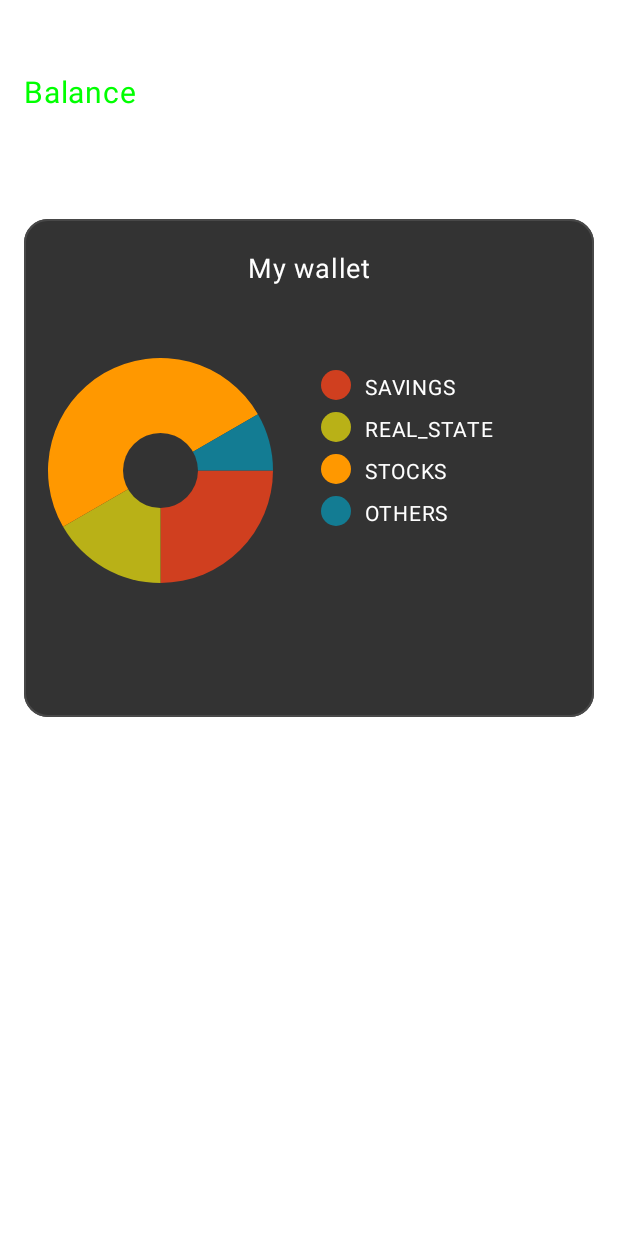
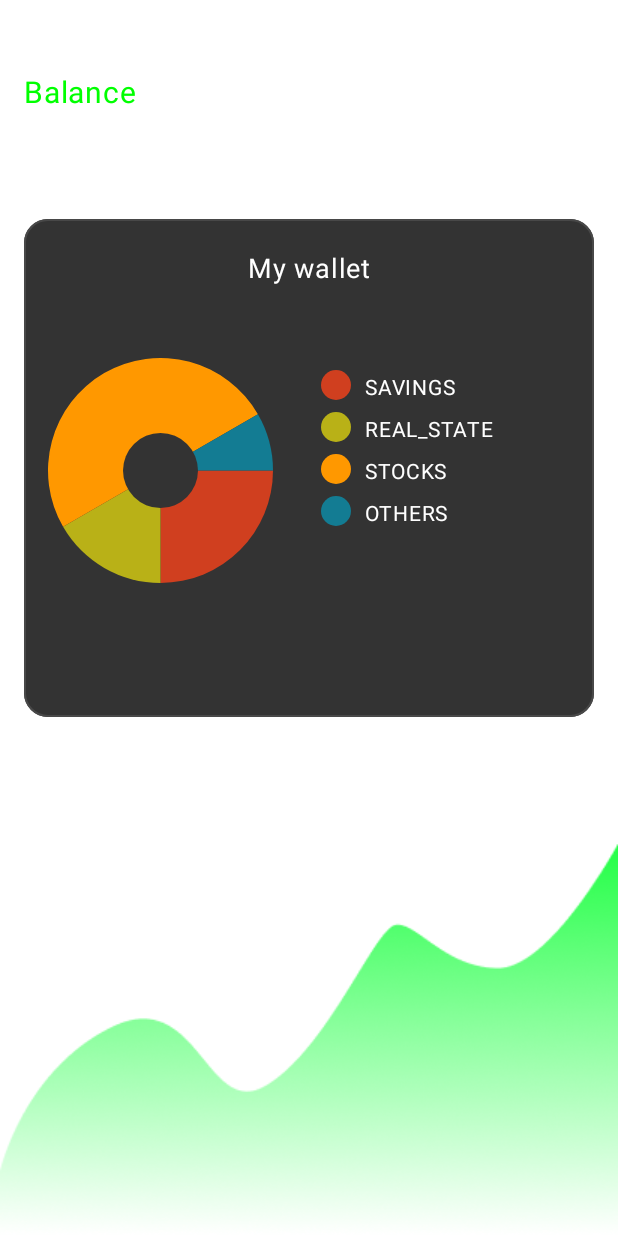
Before and after one commit to AleexAlvz/CashWise-Android, an Android app built with Jetpack Compose: the @Preview function HomeScreenPreview, on a phone screen of 412 x 824 dp. Run offline under Robolectric (Android 15) with nearby library versions, the phone set to English and light mode, and no system bars; our stand-ins replace Dagger/Hilt's generated code.

Commit message:
add background on home

```diff
--- a/app/src/main/java/com/aleexalvz/cashwise/feature/home/home/HomeScreen.kt
+++ b/app/src/main/java/com/aleexalvz/cashwise/feature/home/home/HomeScreen.kt
@@ -4,6 +4,7 @@ import androidx.compose.foundation.BorderStroke
 import androidx.compose.foundation.Canvas
 import androidx.compose.foundation.Image
 import androidx.compose.foundation.layout.Arrangement
+import androidx.compose.foundation.layout.Box
 import androidx.compose.foundation.layout.Column
 import androidx.compose.foundation.layout.Row
 import androidx.compose.foundation.layout.fillMaxSize
@@ -21,6 +22,7 @@ import androidx.compose.runtime.getValue
 import androidx.compose.ui.Alignment
 import androidx.compose.ui.Modifier
 import androidx.compose.ui.graphics.Color
+import androidx.compose.ui.layout.ContentScale
 import androidx.compose.ui.res.painterResource
 import androidx.compose.ui.res.stringResource
 import androidx.compose.ui.tooling.preview.Preview
@@ -51,7 +53,17 @@ fun HomeScreen(
 ) {
 
     if (uiState.isFetchedData.not()) fetchScreenData()
-
+    Box(
+        modifier = Modifier.fillMaxSize(),
+        contentAlignment = Alignment.BottomCenter
+    ) {
+        Image(
+            modifier = Modifier.fillMaxWidth(),
+            painter = painterResource(id = R.drawable.home_background_img),
+            contentDescription = "home background",
+            contentScale = ContentScale.FillWidth
+        )
+    }
     Column(
         modifier = Modifier
             .fillMaxSize()
```
